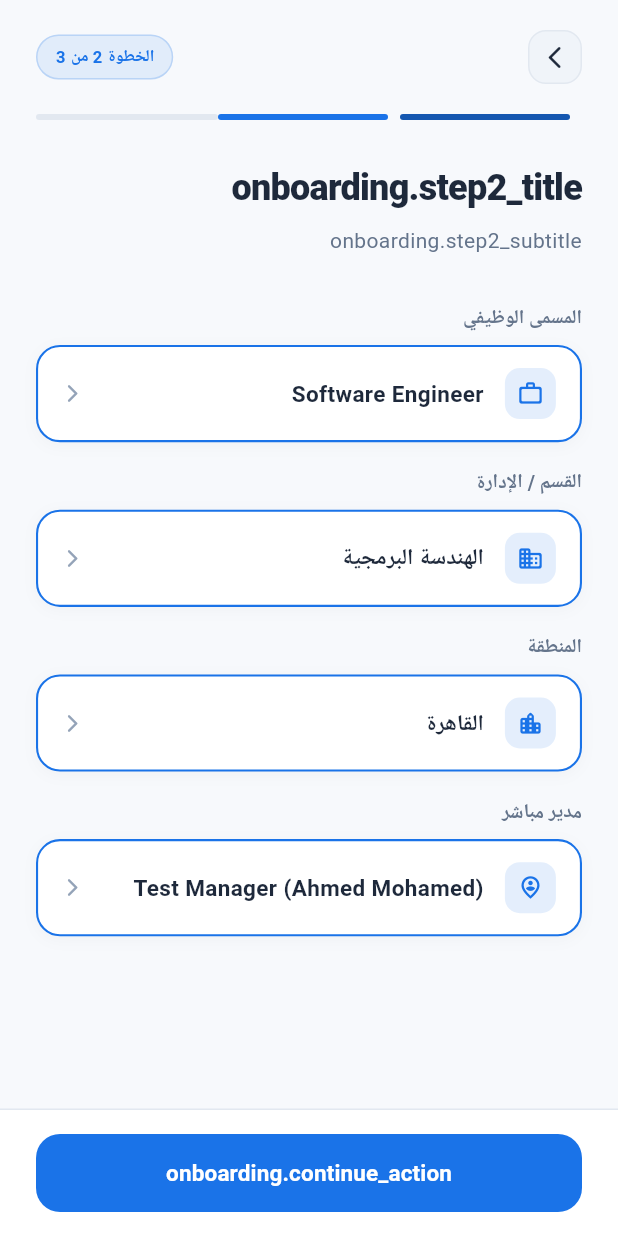
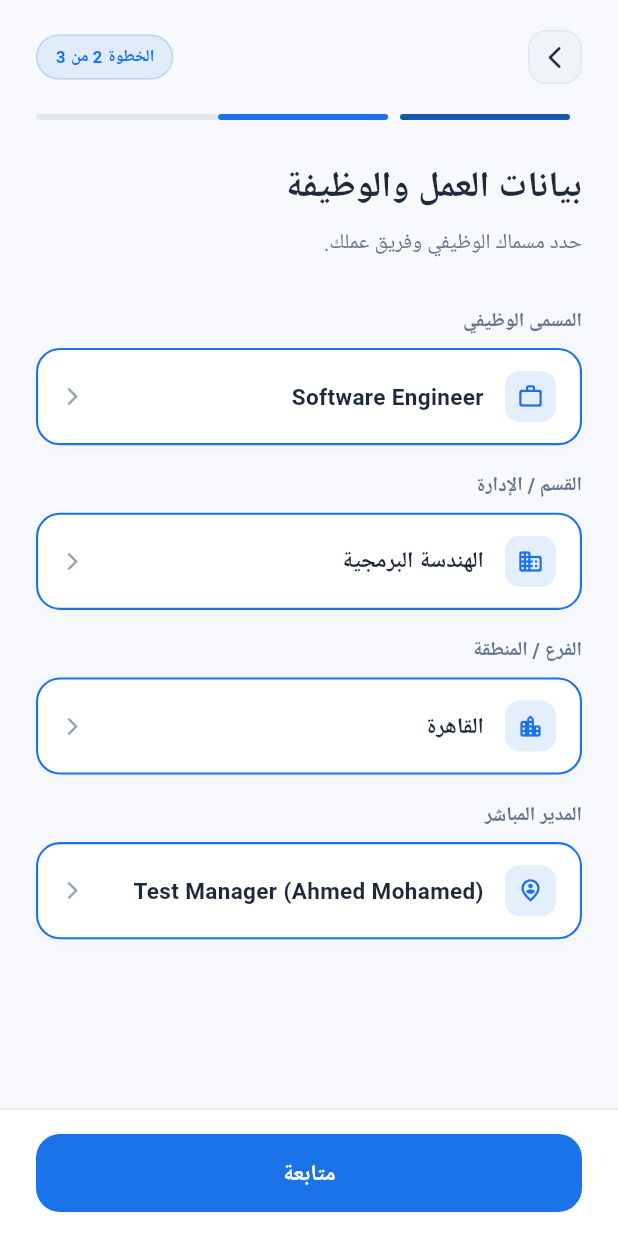
Before and after one commit to IbrahimElshishtawy/Employee_jops, a Flutter app: the WorkLocationScreen screen opened by its route, after a tap on the "arrow forward ios" icon, on a phone screen of 412 x 824 dp. Run offline on Flutter 3.47's test engine with Material 3 defaults, Android fonts, the phone set to English and light mode, and no system bars; our stand-ins replace flutter_riverpod, go_router, google_fonts, shared_preferences; accounts and stored records are empty; Roboto replaces fonts that are missing (Cairo).

Commit message:
feat: add workplace detail card component and localization support base

```diff
--- a/employee_setup/lib/core/localization/app_localizations.dart
+++ b/employee_setup/lib/core/localization/app_localizations.dart
@@ -359,28 +359,51 @@ class AppLocalizations {
       'demo.data_reset_success': 'تمت استعادة البيانات الافتراضية بنجاح',
 
       // Onboarding
-      'onboarding.step3_subtitle': 'حدد موقع عملك وجهة الاتصال بـ HR',
+      'onboarding.step1_title': 'تأكيد البيانات الشخصية',
+      'onboarding.step1_subtitle': 'تأكد من صحة بياناتك الأساسية للمتابعة.',
+      'onboarding.step2_title': 'بيانات العمل والوظيفة',
+      'onboarding.step2_subtitle': 'حدد مسماك الوظيفي وفريق عملك.',
+      'onboarding.step3_title': 'مقر العمل المعتمد',
+      'onboarding.step3_subtitle': 'تأكد من موقع عملك وجهة الاتصال بـ HR.',
       'onboarding.full_name': 'الاسم الكامل',
       'onboarding.email': 'البريد الإلكتروني',
-      'onboarding.national_id': 'رقم البطاقة الشخصية',
+      'onboarding.national_id': 'رقم البطاقة / الهوية',
       'onboarding.phone': 'رقم الهاتف',
       'onboarding.job_title': 'المسمى الوظيفي',
       'onboarding.department': 'القسم / الإدارة',
-      'onboarding.region': 'المنطقة',
-      'onboarding.manager': 'مدير مباشر',
-      'onboarding.work_location': 'موقع العمل',
-      'onboarding.hr_contact': 'جهة اتصال HR',
+      'onboarding.region': 'الفرع / المنطقة',
+      'onboarding.manager': 'المدير المباشر',
+      'onboarding.work_location': 'مقر العمل المعتمد',
+      'onboarding.hr_contact': 'مسؤول الموارد البشرية (HR)',
       'onboarding.next': 'التالي',
-      'onboarding.complete': 'إكمال التسجيل',
+      'onboarding.continue_action': 'متابعة',
+      'onboarding.complete': 'إكمال الإعداد',
+      'onboarding.complete_setup': 'إكمال الإعداد والبدء',
       'onboarding.back': 'رجوع',
-      'onboarding.verified_by_google': 'تم التحقق بواسطة Google',
+      'onboarding.verified_by_google': 'تم التحقق عبر Google',
+      'onboarding.verified': 'موثق',
       'onboarding.biometric_title': 'تفعيل المصادقة البيومترية',
-      'onboarding.biometric_subtitle': 'أمّن سجل الحضور ببصمة الإصبع أو الوجه',
-      'onboarding.enable_biometric': 'تفعيل المصادقة البيومترية',
+      'onboarding.biometric_subtitle': 'أمّن تسجيل حضورك ببصمة الإصبع أو الوجه',
+      'onboarding.enable_biometric': 'تفعيل البصمة',
       'onboarding.skip_biometric': 'تخطي الآن',
-      'onboarding.hr_call': 'اتصل بـ HR',
-      'onboarding.hr_contact_email': 'راسل HR',
-      'onboarding.hr_contacting': 'جاري التوصيل بـ HR...',
+      'onboarding.hr_call': 'اتصال بـ HR',
+      'onboarding.hr_contact_email': 'مراسلة HR',
+      'onboarding.hr_contacting': 'جاري التواصل مع HR...',
+      'onboarding.location_access_title': 'إذن الوصول للموقع الجغرافي',
+      'onboarding.location_access_desc':
+          'يلزم إذن الموقع للتحقق من الحضور بمقر عملك المعتمد (نطاق 4 أمتار).',
+      'onboarding.location_permission_enabled': 'تم تفعيل إذن الموقع بنجاح',
+      'onboarding.location_permission_required': 'إذن الموقع مطلوب للمتابعة',
+      'onboarding.allow_location': 'السماح بالموقع',
+      'onboarding.workplace_assigned': 'مقر العمل المعتمد',
+      'onboarding.hr_support_title': 'دعم الموارد البشرية (HR)',
+      'onboarding.select_job_title': 'اختر المسمى الوظيفي',
+      'onboarding.select_department': 'اختر القسم',
+      'onboarding.select_region': 'اختر المنطقة',
+      'onboarding.select_manager': 'اختر المدير المباشر',
+      'onboarding.search_placeholder': 'بحث...',
+      'onboarding.required_fields_error':
+          'يرجى ملء جميع الحقول المطلوبة للمتابعة.',
 
       // Common
       'common.save': 'حفظ',
--- a/employee_setup/lib/features/onboarding/presentation/widgets/workplace_card.dart
+++ b/employee_setup/lib/features/onboarding/presentation/widgets/workplace_card.dart
@@ -5,6 +5,7 @@ import '../../../../core/extensions/context_extensions.dart';
 import '../../../../core/widgets/app_card.dart';
 
 /// Clean, corporate card showcasing the employee's assigned workplace.
+/// Designed to be flexible and responsive across all screen sizes and orientations.
 class WorkplaceCard extends StatelessWidget {
   final String title;
   final String city;
@@ -26,7 +27,7 @@ class WorkplaceCard extends StatelessWidget {
       child: Column(
         crossAxisAlignment: CrossAxisAlignment.start,
         children: [
-          // Top Row: Location Icon + Branch Name + Assigned Badge
+          // Top Row: Location Icon + Workplace Name & City (Elastic layout)
           Row(
             crossAxisAlignment: CrossAxisAlignment.start,
             children: [
@@ -43,7 +44,7 @@ class WorkplaceCard extends StatelessWidget {
                   size: 22,
                 ),
               ),
-              const SizedBox(width: 14),
+              const SizedBox(width: 12),
               Expanded(
                 child: Column(
                   crossAxisAlignment: CrossAxisAlignment.start,
@@ -51,13 +52,25 @@ class WorkplaceCard extends StatelessWidget {
                     Text(
                       title,
                       style: TextStyle(
-                        fontSize: 16,
+                        fontSize: 15,
                         fontWeight: FontWeight.w700,
+                        height: 1.3,
                         color: isDark ? Colors.white : AppColors.textPrimaryLight,
                       ),
                     ),
-                    const SizedBox(height: 2),
-                    Text(
+                    const SizedBox(height: 4),
+                    Row(
+                      children: [
+                        Icon(
+                          Icons.place_outlined,
+                          size: 14,
+                          color: isDark
+                              ? AppColors.textSecondaryDark
+                              : AppColors.textSecondaryLight,
+                        ),
+                        const SizedBox(width: 4),
+                        Expanded(
+                          child: Text(
                             city,
                             style: TextStyle(
                               fontSize: 13,
@@ -67,11 +80,19 @@ class WorkplaceCard extends StatelessWidget {
                                   : AppColors.textSecondaryLight,
                             ),
                           ),
+                        ),
+                      ],
+                    ),
                   ],
                 ),
               ),
+            ],
+          ),
+          const SizedBox(height: 12),
+
+          // Status Badge Pill: Takes natural width & wraps flexibly without cramping the title
           Container(
-                padding: const EdgeInsets.symmetric(horizontal: 10, vertical: 4),
+            padding: const EdgeInsets.symmetric(horizontal: 10, vertical: 5),
             decoration: BoxDecoration(
               color: AppColors.success.withValues(alpha: 0.1),
               borderRadius: BorderRadius.circular(8),
@@ -83,12 +104,13 @@ class WorkplaceCard extends StatelessWidget {
               mainAxisSize: MainAxisSize.min,
               children: [
                 const Icon(
-                      Icons.check_rounded,
+                  Icons.check_circle_rounded,
                   size: 14,
                   color: AppColors.success,
                 ),
-                    const SizedBox(width: 4),
-                    Text(
+                const SizedBox(width: 6),
+                Flexible(
+                  child: Text(
                     context.tr('onboarding.workplace_assigned'),
                     style: const TextStyle(
                       fontSize: 11,
@@ -96,12 +118,11 @@ class WorkplaceCard extends StatelessWidget {
                       color: AppColors.success,
                     ),
                   ),
+                ),
               ],
             ),
           ),
-            ],
-          ),
-          const SizedBox(height: 16),
+          const SizedBox(height: 14),
 
           // Divider
           Divider(
```
Lines whose indentation alone changed are shown as unchanged.
